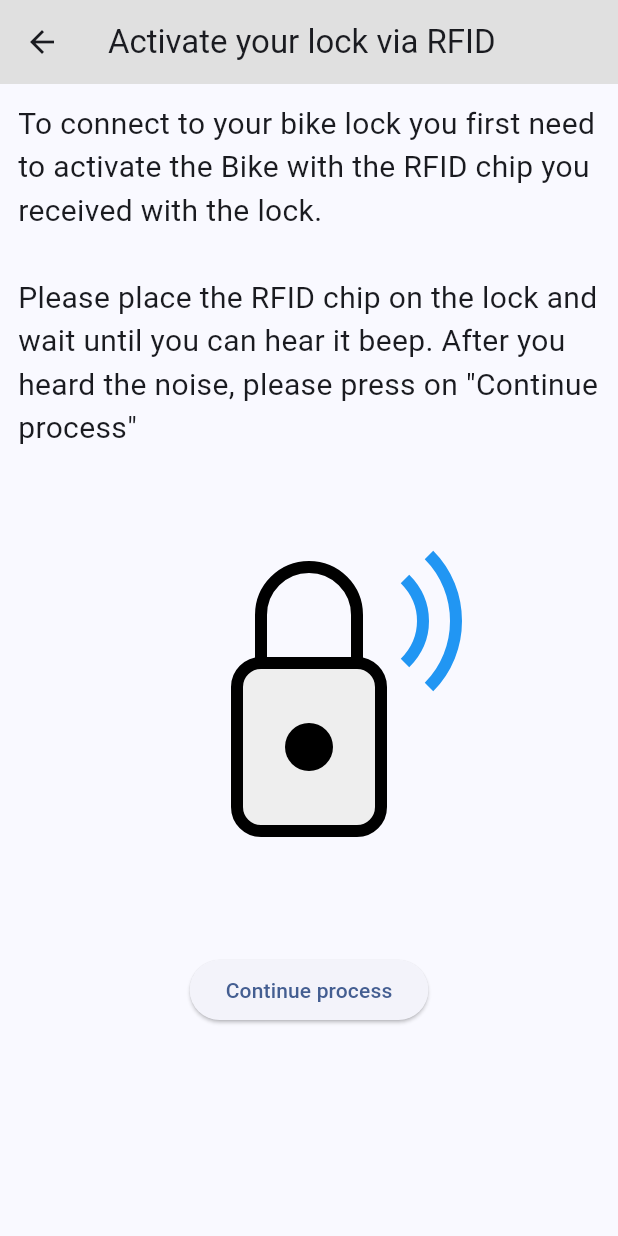
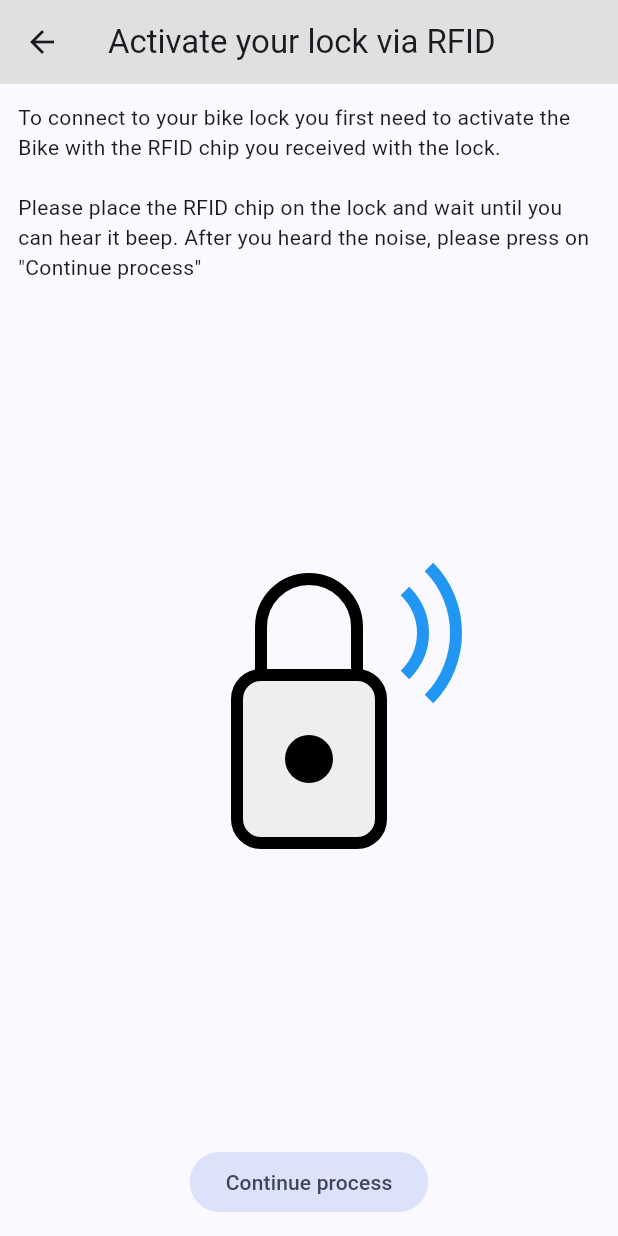
Before and after one commit to korbi-hub/Hackaburg25, a Flutter app: the screen it shows after launch, after a tap on the "directions bike" icon, on a phone screen of 412 x 824 dp. Run offline on Flutter 3.47's test engine with Material 3 defaults, Android fonts, the phone set to English and light mode, and no system bars; our stand-ins replace flutter_bloc, flutter_blue_plus, flutter_svg, shared_preferences, syncfusion_flutter_charts; missing offline and left inert: beep_sound; network calls fail.

Commit message:
Finished design overhaul

```diff
--- a/mobile_app/lib/screens/home/home.dart
+++ b/mobile_app/lib/screens/home/home.dart
@@ -23,7 +23,11 @@ class Home extends StatelessWidget {
           }
           return Column(
             children: [
-              for (final device in data) ...[BikeInfoCard(device: device)],
+              for (final device in data) ...[
+                BikeInfoCard(device: device),
+                if (device != data.last)
+                  Divider(color: Colors.grey.withOpacity(0.05)),
+              ],
             ],
           );
         },
--- a/mobile_app/lib/screens/nav_wrapper.dart
+++ b/mobile_app/lib/screens/nav_wrapper.dart
@@ -19,7 +19,7 @@ class NavWrapper extends StatelessWidget {
           alignment: Alignment.centerLeft,
           child: Text(context.translate.appName),
         ),
-        backgroundColor: Colors.grey.shade300,
+        // backgroundColor: Colors.,
       ),
       body: SafeArea(
         child: Padding(
@@ -37,6 +37,8 @@ class NavWrapper extends StatelessWidget {
       floatingActionButtonLocation: FloatingActionButtonLocation.centerDocked,
       floatingActionButton: Align(
         alignment: Alignment.bottomCenter,
+        child: Padding(
+          padding: const EdgeInsets.only(bottom: 24),
           child: FloatingActionButton(
             onPressed:
                 () => context.navigator.push(
@@ -45,6 +47,7 @@ class NavWrapper extends StatelessWidget {
                   ),
                 ),
             child: Icon(Icons.directions_bike),
+          ),
         ),
       ),
       bottomNavigationBar: ValueListenableBuilder(
--- a/mobile_app/lib/screens/register_bike/steps/step_1_nfc_activation.dart
+++ b/mobile_app/lib/screens/register_bike/steps/step_1_nfc_activation.dart
@@ -10,18 +10,19 @@ class Step1RfidActivation extends StatelessWidget {
   @override
   Widget build(BuildContext context) {
     return Column(
+      mainAxisAlignment: MainAxisAlignment.spaceBetween,
       children: [
         //Text(context.translate.activateNcf),
         //Spacer(),
         Text(
           context.translate.activateNfcMessage,
-          style: TextStyle(fontSize: 20),
+          style: context.textTheme.bodyMedium,
         ),
         SizedBox(height: 30),
         SvgPicture.asset('assets/Untitled.svg', width: 256, height: 256),
         SizedBox(height: 50),
         //Spacer(),
-        ElevatedButton(
+        FilledButton.tonal(
           onPressed:
               () => context.read<BikeRegistrationCubit>().startScanning(),
           child: Text(context.translate.continueProcess),
```
Also changed, not shown: mobile_app/lib/screens/home/components/bike_info_card.dart (+12 -19 lines), mobile_app/lib/screens/register_bike/steps/step_2_establish_connection.dart (+29 -15 lines), mobile_app/lib/screens/register_bike/steps/step_2a_connection_success.dart (+9 -26 lines), 1 other file. Lines whose indentation alone changed are shown as unchanged.
